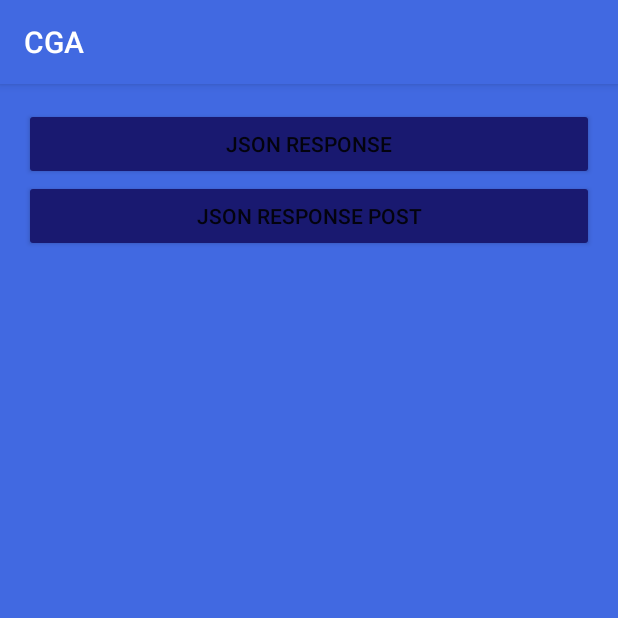
After one commit to Sam-Hong/materiallogindemo-master-20191214, an Android app: the VolleyActivity screen opened directly, with no data from a screen before it, on a phone screen of 412 x 824 dp, the top half of it. The commit adds this screen. Run offline under Robolectric (Android 15) with nearby library versions, the phone set to English and light mode, and no system bars; our stand-ins replace Volley.

Commit message:
commit 11
feature：
1.Connect to web API by Volley
2.Use it to validate login

fixed：
VolleyActivity is used to test web API currently.
SQLite DB is not used currently.

```diff
--- a/app/build.gradle
+++ b/app/build.gradle
@@ -28,4 +28,5 @@ dependencies {
     annotationProcessor 'com.jakewharton:butterknife-compiler:8.8.1'
 
     implementation files('D:/Android_Studio_Project/materiallogindemo-master-20191214/libs/YouTubeAndroidPlayerApi.jar')
+    implementation 'com.android.volley:volley:1.1.0'
 }
--- a/app/src/main/AndroidManifest.xml
+++ b/app/src/main/AndroidManifest.xml
@@ -12,10 +12,11 @@
         android:icon="@mipmap/ic_launcher"
         android:label="@string/app_name"
         android:theme="@style/AppTheme">
-        <activity android:name=".SopCategoryActivity"></activity>
+        <activity android:name=".VolleyActivity"></activity>
+        <activity android:name=".SopCategoryActivity" />
         <activity
             android:name=".ChangePasswordCategoryActivity"
-            android:theme="@style/AppTheme"></activity>
+            android:theme="@style/AppTheme" />
         <activity android:name=".CommonShipCategoryActivity" />
         <activity android:name=".EnglishListView" />
         <activity android:name=".DutyListView" />
--- a/app/src/main/java/com/sourcey/materiallogindemo/DatabaseHelper.java
+++ b/app/src/main/java/com/sourcey/materiallogindemo/DatabaseHelper.java
@@ -51,7 +51,7 @@ class DatabaseHelper extends SQLiteOpenHelper {
                     + "password text not null);");
         }
         if (oldVersion<2){
-            AddUser(db,"a123","a123");
+            AddUser(db,"a123","s123");
         }
     }
 
--- a/app/src/main/java/com/sourcey/materiallogindemo/MainActivity.java
+++ b/app/src/main/java/com/sourcey/materiallogindemo/MainActivity.java
@@ -38,13 +38,16 @@ public class MainActivity extends AppCompatActivity {
                 if (position==3){
                     Intent intent=new Intent(MainActivity.this,SopCategoryActivity.class);
                     startActivity(intent);
+                } else if (position==4){
+                    Intent intent=new Intent(MainActivity.this,VolleyActivity.class);
+                    startActivity(intent);
                 } else if (position==5){
                     Intent intent=new Intent(MainActivity.this,LearnCategoryActivity.class);
                     startActivity(intent);
                 } else if (position==6){
                     Intent intent=new Intent(MainActivity.this,CommonShipCategoryActivity.class);
                     startActivity(intent);
-                } else if(position==7){
+                } else if( position==7){
                     Intent intent=new Intent(MainActivity.this,ChangePasswordCategoryActivity.class);
                     startActivity(intent);
                 }
--- /dev/null
+++ b/app/src/main/java/com/sourcey/materiallogindemo/RequestQueueSingleton.java
@@ -0,0 +1,32 @@
+package com.sourcey.materiallogindemo;
+
+import android.content.Context;
+
+import com.android.volley.RequestQueue;
+import com.android.volley.toolbox.Volley;
+
+public class RequestQueueSingleton {
+
+    private static RequestQueueSingleton requestQueueSingleton;
+
+    private RequestQueue requestQueue;
+    private static Context context;
+
+    private RequestQueueSingleton(Context ctx) {
+        context = ctx;
+        requestQueue = getRequestQueue();
+    }
+    public static synchronized RequestQueueSingleton getInstance(Context context) {
+        if (requestQueueSingleton == null) {
+            requestQueueSingleton = new RequestQueueSingleton(context);
+        }
+        return requestQueueSingleton;
+    }
+
+    public RequestQueue getRequestQueue() {
+        if (requestQueue == null) {
+            requestQueue = Volley.newRequestQueue(context.getApplicationContext());
+        }
+        return requestQueue;
+    }
+}
--- /dev/null
+++ b/app/src/main/java/com/sourcey/materiallogindemo/VolleyActivity.java
@@ -0,0 +1,160 @@
+package com.sourcey.materiallogindemo;
+
+import android.os.Bundle;
+import android.support.v7.app.AppCompatActivity;
+import android.text.method.ScrollingMovementMethod;
+import android.view.View;
+import android.widget.TextView;
+
+import com.android.volley.Request;
+import com.android.volley.RequestQueue;
+import com.android.volley.Response;
+import com.android.volley.VolleyError;
+import com.android.volley.toolbox.JsonObjectRequest;
+
+import org.json.JSONException;
+import org.json.JSONObject;
+
+public class VolleyActivity extends AppCompatActivity {
+
+    RequestQueue requestQueue;
+
+//    static final int INTERNET_REQ = 23;
+    static final String REQ_TAG = "VACTIVITY";
+    TextView serverResp;
+//    ImageView serverImg;
+
+    @Override
+    protected void onCreate(Bundle savedInstanceState) {
+        super.onCreate(savedInstanceState);
+        setContentView(R.layout.activity_volley);
+
+        serverResp = (TextView)findViewById(R.id.server_resp);
+        serverResp.setMovementMethod(new ScrollingMovementMethod());
+//        serverImg = (ImageView)findViewById(R.id.server_img);
+
+        requestQueue = RequestQueueSingleton.getInstance(this.getApplicationContext())
+                .getRequestQueue();
+    }
+
+    @Override
+    protected void onStop() {
+        super.onStop();
+        if (requestQueue != null) {
+            requestQueue.cancelAll(REQ_TAG);
+        }
+    }
+    /*public void  getStringResponse(View v){
+        String url = getResources().getString(R.string.get_url);
+        StringRequest stringRequest = new StringRequest(Request.Method.GET, url,
+                new Response.Listener<String>() {
+                    @Override
+                    public void onResponse(String response) {
+                        serverResp.setText("String Response : "+ response);
+                    }
+                }, new Response.ErrorListener() {
+            @Override
+            public void onErrorResponse(VolleyError error) {
+                serverResp.setText("Error getting response");
+            }
+        });
+        stringRequest.setTag(REQ_TAG);
+        requestQueue.add(stringRequest);
+    }
+    public void  getStringResponsePost(View v){
+
+        final String storeName = "xyz";
+        final String couponType = "sale";
+
+        String url = getResources().getString(R.string.post_url);
+        StringRequest stringRequest = new StringRequest(Request.Method.POST, url, getPostResponseListener()
+                , getPostErrorListener()){
+            protected Map<String, String> getParams() throws com.android.volley.AuthFailureError {
+                Map<String, String> params = new HashMap<String, String>();
+                params.put("name", storeName);
+                params.put("type", couponType);
+                return params;
+            };
+        };
+        stringRequest.setTag(REQ_TAG);
+        requestQueue.add(stringRequest);
+    }
+    private Response.Listener<String> getPostResponseListener(){
+        return new Response.Listener<String>() {
+            @Override
+            public void onResponse(String response) {
+                serverResp.setText("String Response : "+ response);
+            }
+        };
+    }
+    private Response.ErrorListener getPostErrorListener(){
+        return new Response.ErrorListener() {
+            @Override
+            public void onErrorResponse(VolleyError error) {
+                serverResp.setText("Error getting response");
+            }
+        };
+    }*/
+    public void  getJsonResponse(View v){
+
+        String url = getResources().getString(R.string.json_get_url);
+        JsonObjectRequest jsonObjectRequest = new JsonObjectRequest(Request.Method.GET, url, null,
+                new Response.Listener<JSONObject>() {
+                    @Override
+                    public void onResponse(JSONObject response) {
+                        serverResp.setText("String Response : "+ response.toString());
+                    }
+                }, new Response.ErrorListener() {
+            @Override
+            public void onErrorResponse(VolleyError error) {
+                serverResp.setText("Error getting response");
+            }
+        });
+        jsonObjectRequest.setTag(REQ_TAG);
+        requestQueue.add(jsonObjectRequest);
+    }
+    public void  getJsonResponsePost(View v){
+
+        JSONObject json = new JSONObject();
+        try {
+            json.put("identification","A228582124");
+            json.put("birthday","Cga00000");
+        } catch (JSONException e) {
+            e.printStackTrace();
+        }
+
+        String url = getResources().getString(R.string.json_post_url);
+        JsonObjectRequest jsonObjectRequest = new JsonObjectRequest(Request.Method.POST, url, json,
+                new Response.Listener<JSONObject>() {
+                    @Override
+                    public void onResponse(JSONObject response) {
+                        serverResp.setText("String Response : "+ response.toString());
+                    }
+                }, new Response.ErrorListener() {
+            @Override
+            public void onErrorResponse(VolleyError error) {
+                serverResp.setText("Error getting response");
+            }
+        });
+        jsonObjectRequest.setTag(REQ_TAG);
+        requestQueue.add(jsonObjectRequest);
+    }
+    /*public void  getImage(View v){
+
+        String url = getResources().getString(R.string.image_url);
+        ImageRequest imageRequest = new ImageRequest(url,
+                new Response.Listener<Bitmap>() {
+                    @Override
+                    public void onResponse(Bitmap response) {
+                        serverImg.setImageBitmap(response);
+                    }
+                },0, 0,null, null, new Response.ErrorListener() {
+            @Override
+            public void onErrorResponse(VolleyError error) {
+                serverResp.setText("Error getting response");
+            }
+        });
+        imageRequest.setTag(REQ_TAG);
+        requestQueue.add(imageRequest);
+    }*/
+}
--- /dev/null
+++ b/app/src/main/res/layout/activity_volley.xml
@@ -0,0 +1,62 @@
+<?xml version="1.0" encoding="utf-8"?>
+<LinearLayout xmlns:android="http://schemas.android.com/apk/res/android"
+    xmlns:tools="http://schemas.android.com/tools"
+    android:id="@+id/activity_volley"
+    android:layout_width="match_parent"
+    android:layout_height="match_parent"
+    android:orientation="vertical"
+    android:paddingLeft="@dimen/activity_horizontal_margin"
+    android:paddingTop="@dimen/activity_vertical_margin"
+    android:paddingRight="@dimen/activity_horizontal_margin"
+    android:paddingBottom="@dimen/activity_vertical_margin"
+    tools:context="com.sourcey.materiallogindemo.VolleyActivity">
+
+    <Button
+        android:id="@+id/button4"
+        android:layout_width="match_parent"
+        android:layout_height="wrap_content"
+        android:onClick="getJsonResponse"
+        android:text="JSON Response"></Button>
+
+    <Button
+        android:id="@+id/button5"
+        android:layout_width="match_parent"
+        android:layout_height="wrap_content"
+        android:onClick="getJsonResponsePost"
+        android:text="JSON Response Post"></Button>
+
+    <TextView
+        android:id="@+id/server_resp"
+        android:layout_width="match_parent"
+        android:layout_height="wrap_content"
+        android:scrollbars="vertical"
+        android:textColor="@color/white"
+        android:textSize="24dp"></TextView>
+
+    <!--<ImageView
+        android:id="@+id/server_img"
+        android:layout_width="match_parent"
+        android:layout_height="wrap_content"></ImageView>-->
+
+    <!--<Button
+        android:id="@+id/button2"
+        android:layout_width="match_parent"
+        android:layout_height="wrap_content"
+        android:onClick="getStringResponse"
+        android:text="String Response"></Button>-->
+
+    <!--<Button
+        android:id="@+id/button1"
+        android:layout_width="match_parent"
+        android:layout_height="wrap_content"
+        android:onClick="getImage"
+        android:text="Get Image"></Button>-->
+
+    <!--<Button
+        android:id="@+id/button3"
+        android:layout_width="match_parent"
+        android:layout_height="wrap_content"
+        android:onClick="getStringResponsePost"
+        android:text="String Post"></Button>-->
+
+</LinearLayout>
--- a/app/src/main/res/values/strings.xml
+++ b/app/src/main/res/values/strings.xml
@@ -10,4 +10,7 @@
     <string name="player_error">Error initializing YouTube player: %s</string>
     <string name="seek_to">Jump To</string>
     <string name="seek_to_hint">Seconds</string>
+
+    <string name="json_get_url">http://www.cga.gov.tw/CgaSearchZone/web/login</string>
+    <string name="json_post_url">http://www.cga.gov.tw/CgaSearchZone/api/common/login</string>
 </resources>
```
Also changed, not shown: app/src/main/java/com/sourcey/materiallogindemo/LoginActivity.java (+58 -7 lines), 1 other file.
